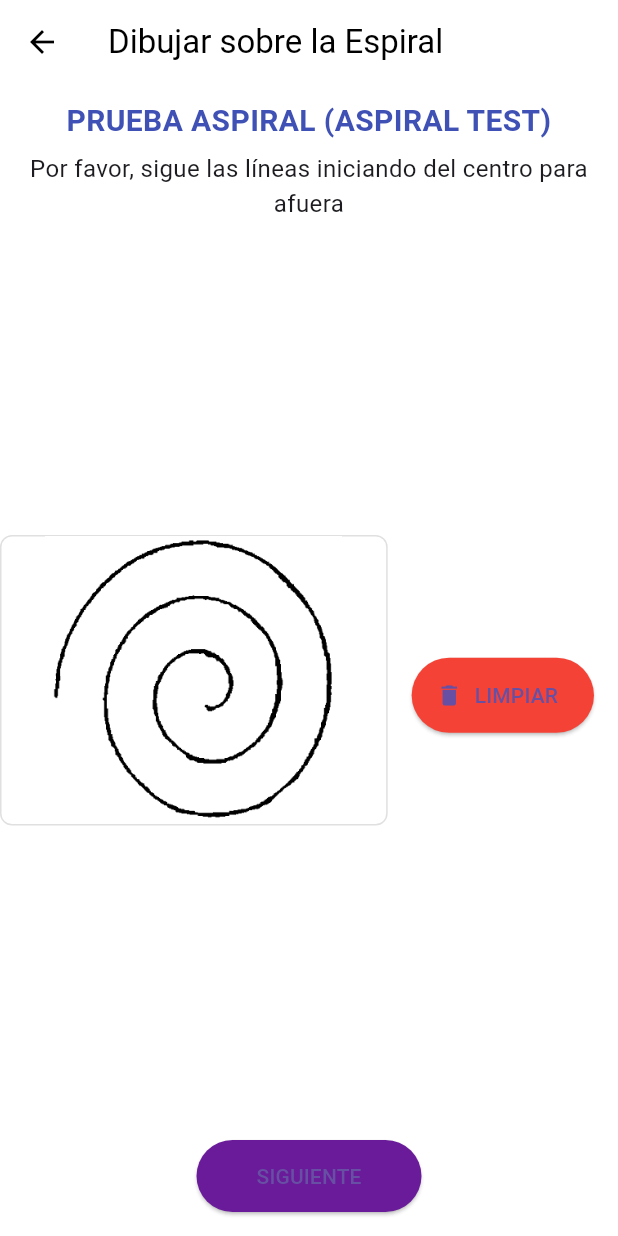
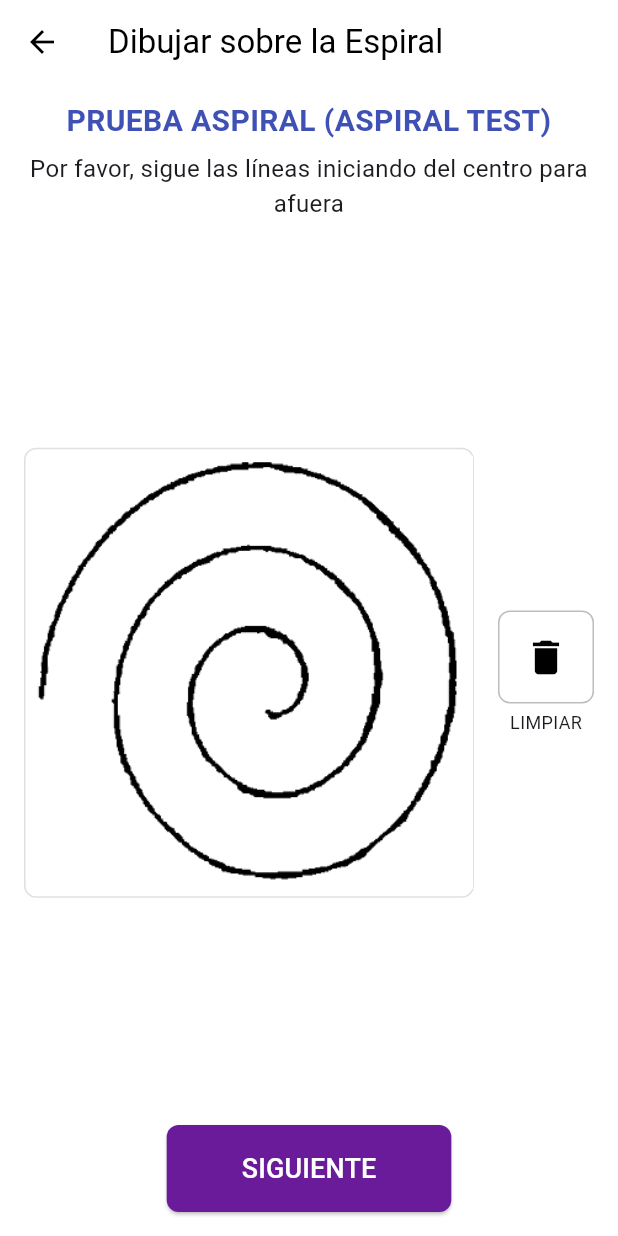
Before and after one commit to DarwinJesusNeiraC/Tesis_app, a Flutter app: the DrawScreen screen opened directly with empty values, after a tap on "SIGUIENTE", on a phone screen of 412 x 824 dp. Run offline on Flutter 3.47's test engine with Material 3 defaults, Android fonts, the light colour scheme and no system bars; our stand-ins replace audioplayers, firebase_core, permission_handler; missing offline and left inert: flutter_sound; accounts and stored records are empty.

Commit message:
modifactions from buttoms

```diff
--- a/lib/screens/audio_recording_screen.dart
+++ b/lib/screens/audio_recording_screen.dart
@@ -191,7 +191,7 @@ class _AudioRecordingScreenState extends State<AudioRecordingScreen> {
   void _nextStep() {
     setState(() {
       // We have 3 repetitions per letter.
-      if (_recordingCount < 3) {
+      if (_recordingCount < 1) {
         _recordingCount++;
       } else {
         // Move to the next letter if available.
--- a/lib/screens/draw_screen.dart
+++ b/lib/screens/draw_screen.dart
@@ -15,6 +15,7 @@ class DrawScreen extends StatefulWidget {
   final bool isDominant;
 
   DrawScreen({
+    super.key,
     required this.firstName,
     required this.lastName,
     required this.gender,
@@ -29,14 +30,14 @@ class DrawScreen extends StatefulWidget {
 
 class _DrawScreenState extends State<DrawScreen> {
   List<Offset?> _points = [];
-  GlobalKey _globalKey = GlobalKey();
+  final GlobalKey _globalKey = GlobalKey();
 
   Future<String> _createUserFolder() async {
     final directory = Directory('/storage/emulated/0/Download');
     String folderName = "${widget.firstName}_${widget.lastName}";
     final userFolder = Directory('${directory.path}/$folderName');
 
-    if (!userFolder.existsSync()) {
+    if (!await userFolder.exists()) {
       await userFolder.create(recursive: true);
     }
     return userFolder.path;
@@ -55,28 +56,16 @@ class _DrawScreenState extends State<DrawScreen> {
     await file.writeAsString(content);
   }
 
-  Future<void> _saveToDownloads(Uint8List bytes, String fileName) async {
-    // Verificar permiso para Android
-    if (await Permission.storage.request().isGranted) {
-      final dir = Directory('/storage/emulated/0/Download');
-      final file = File('${dir.path}/$fileName');
-      await file.writeAsBytes(bytes);
-      print('Archivo guardado en ${file.path}');
-    } else {
-      throw Exception('No se otorgaron permisos de almacenamiento.');
-    }
-  }
-
   Future<void> _saveDrawing(BuildContext context) async {
     try {
       final folderPath = await _createUserFolder();
       await _saveUserInfo(folderPath);
 
-      final RenderRepaintBoundary? boundary = _globalKey.currentContext
-          ?.findRenderObject() as RenderRepaintBoundary?;
+      final RenderRepaintBoundary? boundary =
+          _globalKey.currentContext?.findRenderObject() as RenderRepaintBoundary?;
       if (boundary == null) {
         throw Exception(
-            'No se pudo acceder al contexto del RenderRepaintBoundary');
+            'Could not access the RenderRepaintBoundary context');
       }
 
       final ui.Image image = await boundary.toImage(pixelRatio: 3.0);
@@ -89,7 +78,7 @@ class _DrawScreenState extends State<DrawScreen> {
       final file = File(filePath);
       await file.writeAsBytes(pngBytes);
 
-      print('Imagen guardada en: $filePath');
+      print('Image saved at: $filePath');
 
       Navigator.push(
         context,
@@ -102,7 +91,7 @@ class _DrawScreenState extends State<DrawScreen> {
         ),
       );
     } catch (e) {
-      print('Error al guardar el dibujo: $e');
+      print('Error saving drawing: $e');
     }
   }
 
@@ -110,78 +99,41 @@ class _DrawScreenState extends State<DrawScreen> {
     setState(() => _points.clear());
   }
 
-  /*@override
-  Widget build(BuildContext context) {
-    return Scaffold(
-      appBar: AppBar(
-        title: Text('Dibujar sobre la Espiral'),
-        actions: [
-          IconButton(
-            icon: Icon(Icons.save),
-            onPressed: () => _saveDrawing(context),
+  // --- Helper widget for styled buttons (copied from AudioRecordingScreen) ---
+  Widget _buildSideButton({
+    required IconData icon,
+    required String label,
+    required VoidCallback? onPressed,
+  }) {
+    return Column(
+      children: [
+        ElevatedButton(
+          onPressed: onPressed,
+          style: ElevatedButton.styleFrom(
+            shape: RoundedRectangleBorder(
+              borderRadius: BorderRadius.circular(8),
+              side: BorderSide(color: Colors.grey.shade400),
+            ),
+            backgroundColor: Colors.white,
+            foregroundColor: Colors.black,
+            padding: const EdgeInsets.all(16),
+            elevation: 0,
           ),
-          IconButton(
-            icon: Icon(Icons.delete),
-            onPressed: _clearDrawing,
-          ),
-        ],
-      ),
-      body: Stack(
-        children: [
-          Positioned.fill(
-            child: Container(
-              width: 300, // Ajusta el tamaño aquí
-              height: 300, // Ajusta el tamaño aquí
-              child: Image.asset('assets/spiral.png', fit: BoxFit.contain),
-            ),
-          ),
-          RepaintBoundary(
-            key: _globalKey,
-            child: GestureDetector(
-              onPanUpdate: (details) {
-                setState(() {
-                  RenderBox renderBox = _globalKey.currentContext!
-                      .findRenderObject() as RenderBox;
-
-                  // Ajusta el cálculo de la posición
-                  Offset localPosition =
-                      renderBox.globalToLocal(details.globalPosition);
-
-                  // Asegúrate de que las coordenadas estén dentro del límite
-                  if (localPosition.dx >= 0 &&
-                      localPosition.dy >= 0 &&
-                      localPosition.dx <= renderBox.size.width &&
-                      localPosition.dy <= renderBox.size.height) {
-                    _points.add(localPosition);
-                  }
-                });
-              },
-              onPanEnd: (details) {
-                _points.add(null); // Marca el final de una línea
-              },
-              child: Container(
-                width:
-                    800, // Asegúrate de que coincida con el tamaño de la imagen
-                height:
-                    800, // Asegúrate de que coincida con el tamaño de la imagen
-                child: CustomPaint(
-                  painter: _DrawingPainter(points: _points),
-                ),
-              ),
-            ),
-          ),
-        ],
-      ),
+          child: Icon(icon, size: 30),
+        ),
+        const SizedBox(height: 4),
+        Text(label, style: const TextStyle(fontSize: 12)),
+      ],
     );
   }
-  */
+
 
   @override
   Widget build(BuildContext context) {
     return Scaffold(
       appBar: AppBar(
         title: const Text('Dibujar sobre la Espiral'),
-        automaticallyImplyLeading: true, // <- habilita la flecha
+        automaticallyImplyLeading: true, // <- enable back arrow
         backgroundColor: Colors.white,
         elevation: 0,
         foregroundColor: Colors.black,
@@ -210,11 +162,11 @@ class _DrawScreenState extends State<DrawScreen> {
             Expanded(
                 child: Row(
               children: [
-                const SizedBox(height: 16),
+                const SizedBox(width: 16),
                 Expanded(
                   child: Center(
                     child: AspectRatio(
-                      aspectRatio: 4 / 3,
+                      aspectRatio: 1, // Make it a square
                       child: Container(
                         decoration: BoxDecoration(
                           border: Border.all(color: Colors.black12),
@@ -265,25 +217,11 @@ class _DrawScreenState extends State<DrawScreen> {
                 Column(
                   mainAxisAlignment: MainAxisAlignment.center,
                   children: [
-                    /*ElevatedButton.icon(
-                      onPressed: () => _saveDrawing(context),
-                      icon: Icon(Icons.save),
-                      label: Text('GUARDAR'),
-                      style: ElevatedButton.styleFrom(
-                        backgroundColor: Colors.blue,
-                        minimumSize: Size(120, 50),
-                      ),
-                    ),
-                    */
-                    const SizedBox(height: 20),
-                    ElevatedButton.icon(
+                    // --- UPDATED: Using the helper method for the clear button ---
+                    _buildSideButton(
+                      icon: Icons.delete,
+                      label: 'LIMPIAR',
                       onPressed: _clearDrawing,
-                      icon: Icon(Icons.delete),
-                      label: Text('LIMPIAR'),
-                      style: ElevatedButton.styleFrom(
-                        backgroundColor: Colors.red,
-                        minimumSize: Size(120, 50),
-                      ),
                     ),
                   ],
                 ),
@@ -293,12 +231,15 @@ class _DrawScreenState extends State<DrawScreen> {
             const SizedBox(height: 10),
             ElevatedButton(
               onPressed: () => _saveDrawing(context),
-              child: const Text('SIGUIENTE'),
               style: ElevatedButton.styleFrom(
-                backgroundColor: Colors.purple[800],
+                backgroundColor: const Color(0xFF6A1B9A),
                 padding:
-                    const EdgeInsets.symmetric(horizontal: 40, vertical: 14),
+                    const EdgeInsets.symmetric(horizontal: 50, vertical: 16),
+                shape: RoundedRectangleBorder(
+                  borderRadius: BorderRadius.circular(8),
+                ),
               ),
+              child: const Text('SIGUIENTE', style: TextStyle(fontSize: 18, color: Colors.white)),
             ),
             const SizedBox(height: 16),
           ],
--- a/lib/screens/thank_you_screen.dart
+++ b/lib/screens/thank_you_screen.dart
@@ -164,7 +164,7 @@ class ThankYouScreen extends StatelessWidget {
               const Divider(),
               const SizedBox(height: 10),
               const Text(
-                "Probabilidades detectadas:",
+                "Porcentajes de señales de Parkinson:",
                 style: TextStyle(fontSize: 16, fontWeight: FontWeight.bold),
               ),
               const SizedBox(height: 6),
```
